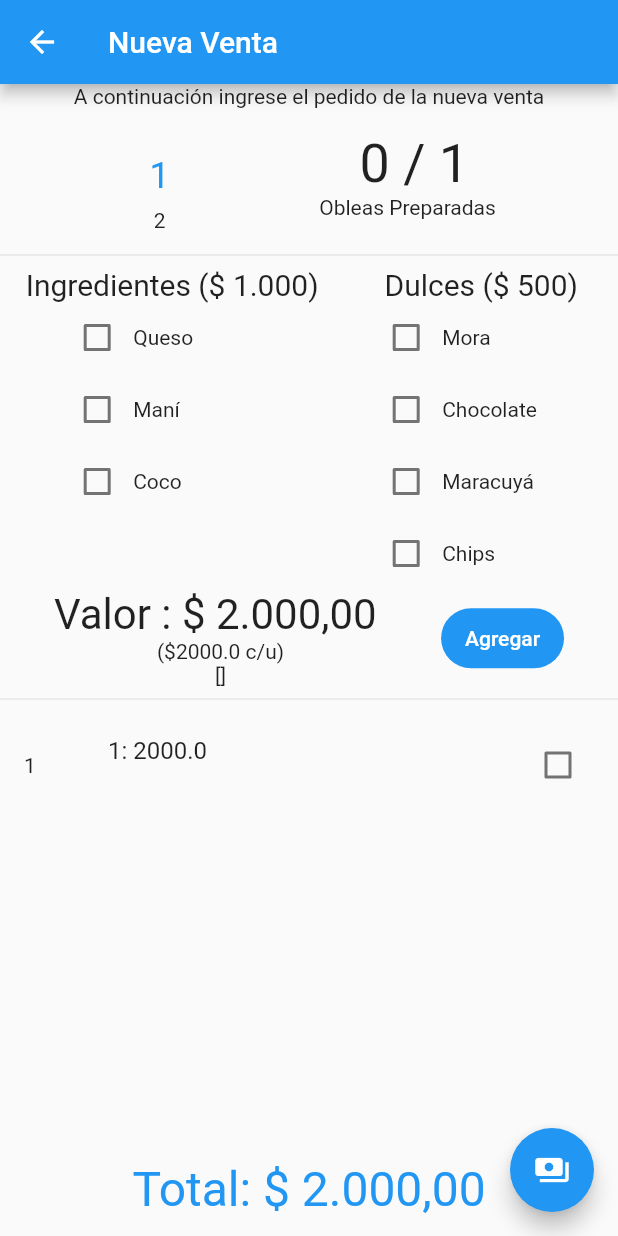
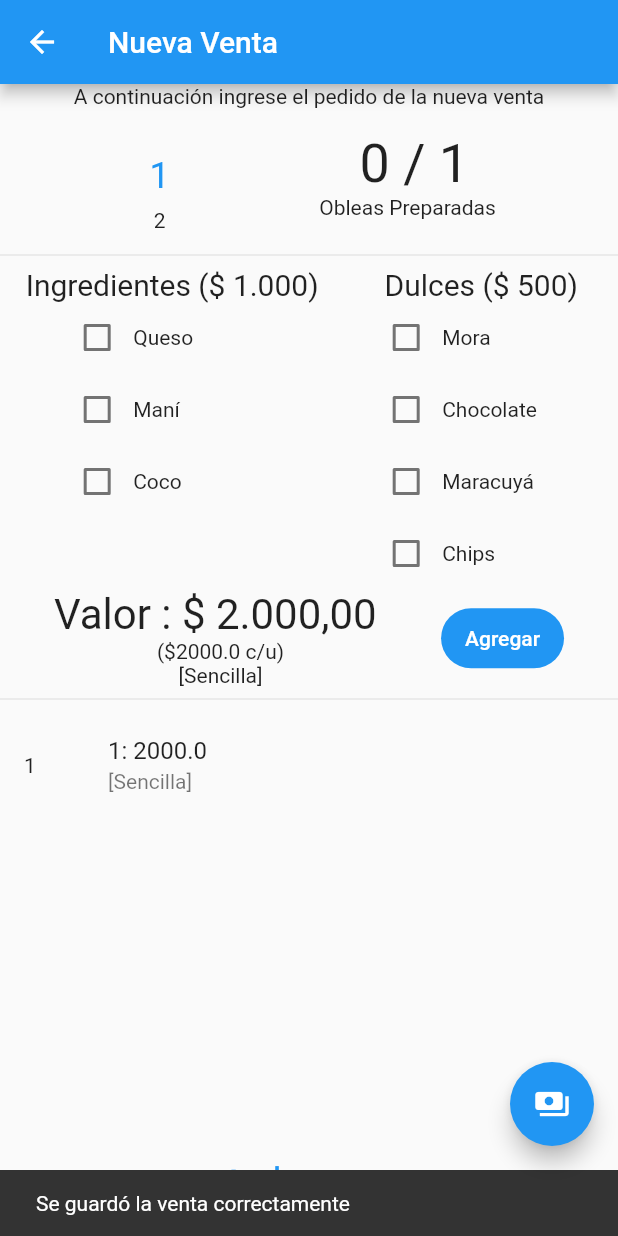
Before and after one commit to esbgo97/ricas_obleas, a Flutter app: the SavePage screen opened directly with empty values, after a tap on "Agregar", after a tap on the "payments" icon, on a phone screen of 412 x 824 dp. Run offline on Flutter 3.47's test engine with Material 2 defaults, Android fonts, the phone set to English and light mode, and no system bars; drawn by our look-alikes of numberpicker; our stand-ins replace sqflite; missing offline and left inert: dart:ffi; accounts and stored records are empty.

Commit message:
implementacion persistencia tablas orders y products

```diff
--- a/lib/db/operation.dart
+++ b/lib/db/operation.dart
@@ -8,9 +8,8 @@ import '../models/order.dart';
 import '../models/product.dart';
 
 List<String> SqlQueries = [
-  "CREATE TABLE orders (id INTEGER PRIMARY KEY, price REAL, date TEXT)",
-  "CREATE TABLE products (id INTEGER PRIMARY KEY AUTOINCREMENT, count INT, ingredients TEXT, price REAL, totalPrice REAL);",
-  "CREATE TABLE order_sale (id INTEGER PRIMARY KEY, idorder INTEGER REFERENCES orders(id), idsale INTEGER REFERENCES products(id));"
+  "CREATE TABLE orders (id INTEGER PRIMARY KEY AUTOINCREMENT, count INT, price REAL, date TEXT);",
+  "CREATE TABLE products (id INTEGER PRIMARY KEY AUTOINCREMENT, count INT, ingredients TEXT, price REAL, total REAL, idOrder INTEGER REFERENCES orders(id));",
 ];
 
 class Operation {
@@ -21,26 +20,45 @@ class Operation {
         db.execute(query);
       }
       return true;
-    }, version: 2);
+    }, version: 3);
   }
 
-  static Future<void> saveOrder(Order order) async {
+  static Future<bool> deleteDatabase() async {
+    try {
+      Database db = await openDB();
+      await databaseFactory.deleteDatabase(db.path);
+      return true;
+    } catch (err) {
+      print(err.toString());
+      return false;
+    }
+  }
+
+  static Future<int> saveOrder(Order order) async {
     Database db = await openDB();
     var result = db.insert("orders", order.toMap());
     print(result);
-    return;
+    return result;
   }
 
-  static Future<void> saveProduct(Product sale) async {
+  static Future<int> saveProduct(Product sale) async {
     Database db = await openDB();
     var result = db.insert("products", sale.toMap());
     print(result);
-    return;
+    return result;
   }
 
-  static Future<List<Product>> getProducts() async {
+  static Future<List<Product>> getProducts(int? idOrder) async {
     Database db = await openDB();
-    var result = await db.query("products", orderBy: "id DESC");
+
+    var whereArg = "idOrder";
+    if(idOrder! > 0){
+      whereArg = idOrder.toString();
+    }
+    var result = await db.query("products",
+        where: "idOrder = ?",
+        whereArgs: [whereArg],
+        orderBy: "id DESC");
     var mappedItems = List.generate(
         result.length,
         (index) => Product(
@@ -48,7 +66,7 @@ class Operation {
             count: int.parse(result[index]["count"].toString()),
             ingredients: result[index]["ingredients"].toString(),
             price: double.parse(result[index]["price"].toString()),
-            total: double.parse(result[index]["totalPrice"].toString())));
+            total: double.parse(result[index]["total"].toString())));
     return mappedItems;
   }
 
@@ -59,7 +77,7 @@ class Operation {
         result.length,
         (index) => Order(
             id: int.parse(result[index]["id"].toString()),
-            totalPrice: double.parse(result[index]["price"].toString()),
+            price: double.parse(result[index]["price"].toString()),
             date: result[index]["date"].toString()));
     return mapped;
   }
--- a/lib/models/order.dart
+++ b/lib/models/order.dart
@@ -1,16 +1,21 @@
-import 'dart:ffi';
-
-import 'package:ricas_obleas/models/product.dart';
-
 class Order {
   int? id;
-  double totalPrice;
+  int count;
+  double price;
   String date;
-  Order({this.id, this.totalPrice = 0, this.date = "", });
+
+  Order({
+    this.id,
+    this.count = 0,
+    this.price = 0,
+    this.date = "",
+  });
+
   Map<String, dynamic> toMap() {
     return {
       "id": this.id,
-      "totalPrice": this.totalPrice,
+      "count": this.count,
+      "price": this.price,
       "date": this.date,
     };
   }
--- a/lib/models/product.dart
+++ b/lib/models/product.dart
@@ -4,8 +4,8 @@ class Product {
   String ingredients;
   double price;
   double total;
-
-  Product({this.id, this.count = 0,this.ingredients= "",this.price= 0, this.total = 0});
+  int idOrder;
+  Product({this.id, this.count = 0,this.ingredients= "",this.price= 0, this.total = 0, this.idOrder=0});
 
   Map<String,dynamic> toMap(){
     return {
@@ -13,8 +13,8 @@ class Product {
       "count":this.count,
       "price":this.price,
       "ingredients":this.ingredients,
-      "price": this.price,
-      "totalPrice":this.total,
+      "total":this.total,
+      "idOrder":this.idOrder
     };
   }
 }
--- a/lib/pages/save_page.dart
+++ b/lib/pages/save_page.dart
@@ -3,8 +3,15 @@ import 'package:intl/intl.dart';
 import 'package:numberpicker/numberpicker.dart';
 import 'package:ricas_obleas/components/Additions.dart';
 import 'package:ricas_obleas/db/operation.dart';
+import 'package:ricas_obleas/models/order.dart';
 
 import '../models/product.dart';
+
+class SavePageArguments{
+  List<Product> products;
+  Order order;
+  SavePageArguments({required this.order, required this.products});
+}
 
 class SavePage extends StatefulWidget {
   static const String ROUTE = "/save";
@@ -16,22 +23,16 @@ class SavePage extends StatefulWidget {
 class _SavePageState extends State<SavePage> {
   var count = 1;
   double price = 2000;
-  var description = "";
   List<String> additions = [];
-  List<Product> saleItems = [];
+  List<Product> productList = [];
 
   void onChangeSweet(bool val, String name) {
-    var ins = description.split(",");
     if (val) {
-      ins.add(name);
-
       setState(() {
         price += 500;
         additions.add(name);
       });
     } else {
-      ins.remove(name);
-
       setState(() {
         price -= 500;
         additions.remove(name);
@@ -57,77 +58,81 @@ class _SavePageState extends State<SavePage> {
 
   @override
   Widget build(BuildContext context) {
-    Product sale = ModalRoute.of(context)!.settings.arguments as Product;
-
+    Order order = ModalRoute.of(context)!.settings.arguments as Order;
+    var title = "Nueva Venta";
+    if (order.id != null && order.id! > 0) {
+      title = "Venta No. ${order.id}";
+      //_loadProducts(order.id ?? 0);
+    }
     return WillPopScope(
       onWillPop: _onWillPopScope,
       child: Scaffold(
         appBar: AppBar(
-          title: Text("Nueva Venta"),
+          title: Text(title),
         ),
         body: Container(
-          child: _buildForm(sale),
+          child: _buildForm(order),
         ),
         floatingActionButton: FloatingActionButton(
           child: Icon(Icons.payments),
           onPressed: () async {
+            var responseMessage = "";
+            if (productList.length > 0) {
+              //SAVE ORDER
+              var totalPrice = productList.fold<double>(
+                  0, (value, element) => value + element.total);
+              var totalCount = productList.fold(
+                  0, (previousValue, element) => previousValue + element.count);
 
-/*
-            var validate = _formKey.currentState?.validate();
-            if (validate == true) {
-              if (sale.id != null && sale.id! > 0) {
-                //Update Sale
-                sale.count = count;
-                sale.ingredients = description;
-                sale.price = price;
-                sale.totalPrice = (count * price);
+              var idOrder = await Operation.saveOrder(Order(
+                  count: totalCount,
+                  price: totalPrice,
+                  date: DateTime.now().toIso8601String()));
 
-                var result = await Operation.update(sale);
-              } else {
-                //Save new Sale
-                var result = await Operation.insert(Sale(
-                  count: count,
-                  ingredients: description,
-                  price: price,
-                  totalPrice: (count * price),
-                  date: DateTime.now().toIso8601String(),
-                ));
+              print("save Order $idOrder ");
+
+              //SAVE PRODUCTS
+              for (var product in productList) {
+                var idProduct = await Operation.saveProduct(Product(
+                    count: product.count,
+                    ingredients: product.ingredients,
+                    price: product.price,
+                    total: product.total,
+                    idOrder: idOrder));
+                print("saved product $idProduct from order $idOrder");
               }
-
-              final snackbar =
-                  SnackBar(content: Text("Se Registro la venta correctamente"));
-              ScaffoldMessenger.of(context).showSnackBar(snackbar);
+              print("---finishOrder---");
+              responseMessage = "Se guardó la venta correctamente";
+            } else {
+              responseMessage = "Debe agregar al menos un producto";
             }
-* */
-
-            if (saleItems.length > 0) {
-
-            } else {
-              final snackbar =
-              SnackBar(content: Text("Debe agregar al menos un producto"));
-              ScaffoldMessenger.of(context).showSnackBar(snackbar);
-            }
+            final snackbar = SnackBar(content: Text(responseMessage));
+            ScaffoldMessenger.of(context).showSnackBar(snackbar);
           },
         ),
       ),
     );
   }
 
-  void onAddSaleItem(Product sale) {
+  void onAddProduct(Product sale) {
     setState(() {
-      saleItems.add(sale);
+      productList.add(sale);
       sale = Product();
     });
   }
 
   void onRemoveSaleItem(Product sale) {
     setState(() {
-      saleItems.remove(sale);
+      productList.remove(sale);
     });
   }
 
-  Widget _buildForm(Product sale) {
+  Widget _buildForm(Order sale) {
     final cop = new NumberFormat("#,##0.00", "es_CO");
+    var description = "[Sencilla]";
+    if (additions.length > 0) {
+      description = additions.join(", ");
+    }
     return Form(
       key: _formKey,
       child: Column(
@@ -151,7 +156,7 @@ class _SavePageState extends State<SavePage> {
               Column(
                 children: [
                   Text(
-                    " ${0} / ${saleItems.fold<int>(0, (value, element) => value + element.count)}",
+                    " ${0} / ${productList.fold<int>(0, (value, element) => value + element.count)}",
                     style: TextStyle(fontSize: 36),
                   ),
                   Text("Obleas Preparadas")
@@ -185,7 +190,7 @@ class _SavePageState extends State<SavePage> {
                   ),
                   Text("(\$$price c/u)"),
                   Text(
-                    "[${additions.join(", ")}]",
+                    description,
                     overflow: TextOverflow.fade,
                   ),
                 ],
@@ -193,7 +198,7 @@ class _SavePageState extends State<SavePage> {
               FilledButton(
                 child: Text("Agregar"),
                 onPressed: () async {
-                  onAddSaleItem(Product(
+                  onAddProduct(Product(
                     count: count,
                     ingredients: description,
                     price: price,
@@ -210,11 +215,11 @@ class _SavePageState extends State<SavePage> {
             ],
           ),
           Divider(),
-          _buildOrder(saleItems),
+          _buildOrder(productList),
           Container(
             height: 50,
             child: Text(
-              "Total: \$ ${cop.format(saleItems.fold<double>(0, (value, element) => value + element.total))}",
+              "Total: \$ ${cop.format(productList.fold<double>(0, (value, element) => value + element.total))}",
               style: TextStyle(fontSize: 32, color: Colors.blue),
             ),
           )
@@ -249,12 +254,23 @@ class _SavePageState extends State<SavePage> {
                     titleAlignment: ListTileTitleAlignment.center,
                     title: Text("${item.count}: ${item.total}"),
                     subtitle: Text(item.ingredients),
+                    /*
+                    TODO: implement on ready product
                     trailing: Checkbox(
                       value: false,
                       onChanged: (val) {},
                     ),
+                     */
                   ));
             }));
+  }
+
+  _loadProducts(int idOrder) async {
+   var products = await Operation.getProducts(idOrder);
+   print("products: "+ products.toString());
+   setState(() {
+     productList = products;
+   });
   }
 
   Future<bool> _onWillPopScope() {
```
Also changed, not shown: lib/pages/list_page.dart (+35 -7 lines).
